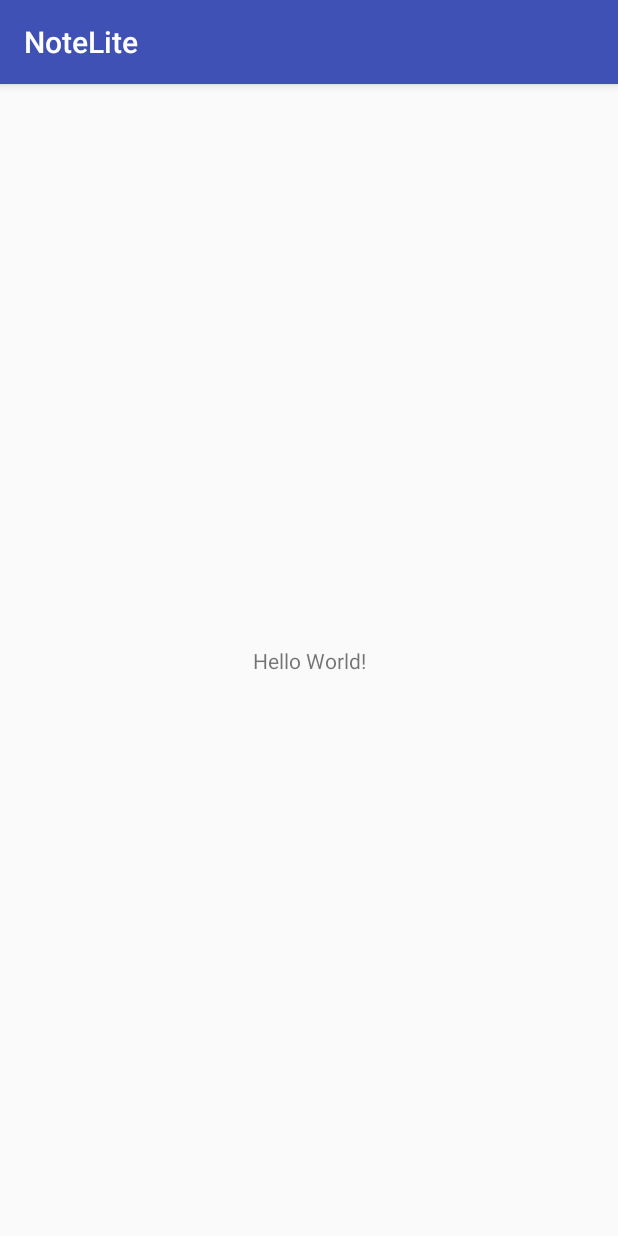
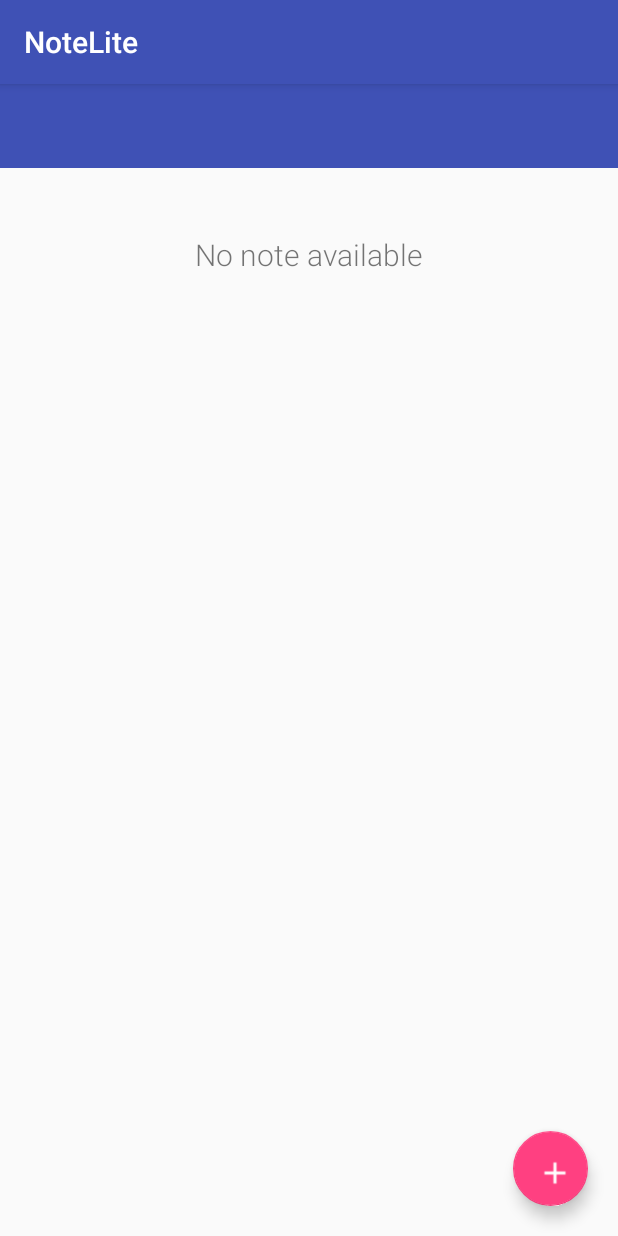
Before and after one commit to sphinx1991/NoteLite, an Android app: the screen it shows after launch (MainActivity), on a phone screen of 412 x 824 dp. Run offline under Robolectric (Android 15) with nearby library versions, the phone set to English and light mode, and no system bars.

Commit message:
feat: main layout created with recy view

```diff
--- a/app/build.gradle
+++ b/app/build.gradle
@@ -21,6 +21,7 @@ android {
 dependencies {
     implementation fileTree(dir: 'libs', include: ['*.jar'])
     implementation 'com.android.support:appcompat-v7:27.1.1'
+    implementation 'com.android.support:design:27.1.1'
     implementation 'com.android.support.constraint:constraint-layout:1.1.0'
     implementation 'com.android.support:recyclerview-v7:27.1.1'
 
--- a/app/src/main/res/layout/activity_main.xml
+++ b/app/src/main/res/layout/activity_main.xml
@@ -1,18 +1,27 @@
 <?xml version="1.0" encoding="utf-8"?>
-<android.support.constraint.ConstraintLayout xmlns:android="http://schemas.android.com/apk/res/android"
+<android.support.design.widget.CoordinatorLayout xmlns:android="http://schemas.android.com/apk/res/android"
+    xmlns:tools="http://schemas.android.com/tools"
+    android:id="@+id/coordinator_layout"
     xmlns:app="http://schemas.android.com/apk/res-auto"
-    xmlns:tools="http://schemas.android.com/tools"
     android:layout_width="match_parent"
     android:layout_height="match_parent"
     tools:context=".MainActivity">
 
-    <TextView
-        android:layout_width="wrap_content"
-        android:layout_height="wrap_content"
-        android:text="Hello World!"
-        app:layout_constraintBottom_toBottomOf="parent"
-        app:layout_constraintLeft_toLeftOf="parent"
-        app:layout_constraintRight_toRightOf="parent"
-        app:layout_constraintTop_toTopOf="parent" />
+        <android.support.v7.widget.Toolbar
+            android:id="@+id/toolbar"
+            android:layout_width="match_parent"
+            android:layout_height="?attr/actionBarSize"
+            android:background="?attr/colorPrimary" />
 
-</android.support.constraint.ConstraintLayout>
+    <include layout="@layout/content_main" />
+
+    <android.support.design.widget.FloatingActionButton
+        android:id="@+id/fab"
+        android:layout_width="50dp"
+        android:layout_height="50dp"
+        app:srcCompat="@drawable/ic_add_white_24dp"
+        android:layout_gravity="bottom|end"
+        android:layout_margin="20dp"
+        />
+
+</android.support.design.widget.CoordinatorLayout>
--- /dev/null
+++ b/app/src/main/res/layout/content_main.xml
@@ -0,0 +1,25 @@
+<?xml version="1.0" encoding="utf-8"?>
+<RelativeLayout xmlns:android="http://schemas.android.com/apk/res/android"
+    xmlns:tools="http://schemas.android.com/tools"
+    android:layout_width="match_parent"
+    android:layout_height="match_parent"
+    tools:showIn="@layout/activity_main">
+
+    <android.support.v7.widget.RecyclerView
+        android:id="@+id/recycler_view"
+        android:layout_marginTop="60dp"
+        android:padding="10dp"
+        android:layout_width="match_parent"
+        android:layout_height="wrap_content" />
+
+    <TextView
+        android:id="@+id/empty_notes_view"
+        android:layout_width="wrap_content"
+        android:layout_height="wrap_content"
+        android:layout_centerHorizontal="true"
+        android:layout_marginTop="100dp"
+        android:fontFamily="sans-serif-light"
+        android:text="No note available"
+        android:textSize="20sp" />
+
+</RelativeLayout>
```
Also changed, not shown: app/src/main/res/layout/note_dialog.xml (added, +33 -0 lines), app/src/main/res/drawable/ic_add_white_24dp.png (added).
